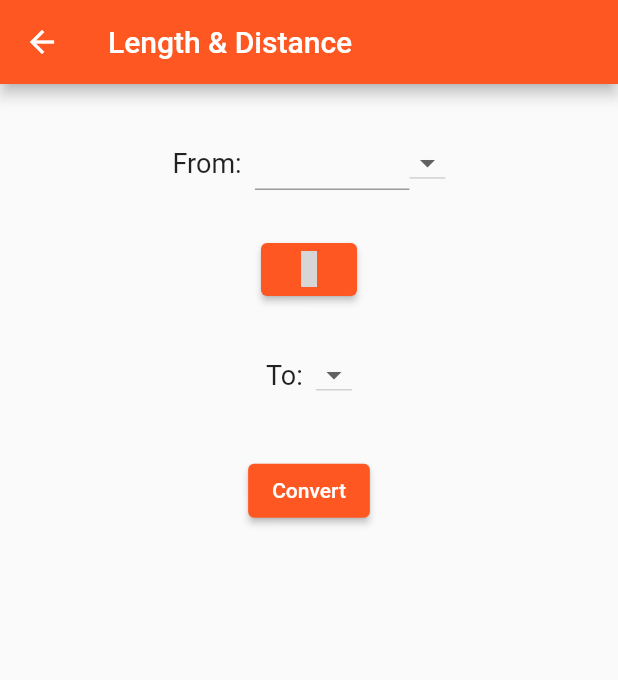
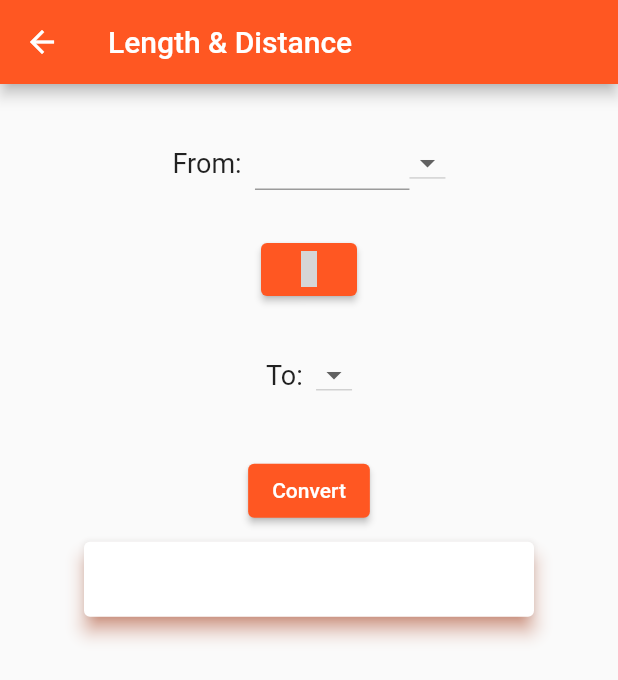
Before and after one commit to ebaustria/flutter_unit_converter, a Flutter app: the LengthScreen screen opened directly, on a phone screen of 412 x 824 dp. Shown: the top 680 px of the screen. Run offline on Flutter 3.47's test engine with Material 2 defaults, Android fonts, the phone set to English and light mode, and no system bars; our stand-ins replace material_design_icons_flutter; missing offline and left inert: units_converter; grey boxes are pictures that could not be loaded.

Commit message:
Add result card

```diff
--- a/lib/Screens/lengthScreen.dart
+++ b/lib/Screens/lengthScreen.dart
@@ -1,4 +1,5 @@
 import 'package:flutter/material.dart';
+import 'package:flutter_unit_converter/Widgets/resultCard.dart';
 import 'package:units_converter/models/unit.dart';
 import 'package:units_converter/properties/length.dart';
 
@@ -138,7 +139,7 @@ class _LengthScreenState extends State<LengthScreen> {
             onTextChanged: handleAmountChange,
           ),
           ElevatedButton(onPressed: handleConversion, child: Text("Convert")),
-          Text(conversionResult, style: TextStyle(fontSize: 32)),
+          ResultCard(conversionResult: conversionResult),
         ],
       ),
     );
--- a/lib/Screens/massScreen.dart
+++ b/lib/Screens/massScreen.dart
@@ -1,4 +1,5 @@
 import 'package:flutter/material.dart';
+import 'package:flutter_unit_converter/Widgets/resultCard.dart';
 import 'package:units_converter/models/unit.dart';
 import 'package:units_converter/properties/mass.dart';
 
@@ -126,7 +127,7 @@ class _MassScreenState extends State<MassScreen> {
             onTextChanged: handleAmountChange,
           ),
           ElevatedButton(onPressed: handleConversion, child: Text("Convert")),
-          Text(conversionResult, style: TextStyle(fontSize: 32)),
+          ResultCard(conversionResult: conversionResult),
         ],
       ),
     );
--- a/lib/Screens/shoeSizeScreen.dart
+++ b/lib/Screens/shoeSizeScreen.dart
@@ -1,4 +1,5 @@
 import 'package:flutter/material.dart';
+import 'package:flutter_unit_converter/Widgets/resultCard.dart';
 import 'package:units_converter/models/unit.dart';
 import 'package:units_converter/properties/shoe_size.dart';
 
@@ -131,7 +132,7 @@ class _ShoeSizeScreenState extends State<ShoeSizeScreen> {
               onTextChanged: handleAmountChange,
             ),
             ElevatedButton(onPressed: handleConversion, child: Text("Convert")),
-            Text(conversionResult, style: TextStyle(fontSize: 32)),
+            ResultCard(conversionResult: conversionResult),
           ]
       ),
     );
--- a/lib/Screens/temperatureScreen.dart
+++ b/lib/Screens/temperatureScreen.dart
@@ -1,4 +1,5 @@
 import 'package:flutter/material.dart';
+import 'package:flutter_unit_converter/Widgets/resultCard.dart';
 import 'package:units_converter/models/unit.dart';
 import 'package:units_converter/properties/temperature.dart';
 
@@ -86,7 +87,7 @@ class _TemperatureScreenState extends State<TemperatureScreen> {
             onTextChanged: handleAmountChange,
           ),
           ElevatedButton(onPressed: handleConversion, child: Text("Convert")),
-          Text(conversionResult, style: TextStyle(fontSize: 32)),
+          ResultCard(conversionResult: conversionResult),
         ]
       ),
     );
--- /dev/null
+++ b/lib/Widgets/resultCard.dart
@@ -0,0 +1,26 @@
+import 'package:flutter/cupertino.dart';
+import 'package:flutter/material.dart';
+
+class ResultCard extends StatelessWidget {
+  ResultCard({Key? key, required this.conversionResult}) : super(key: key);
+
+  final String conversionResult;
+
+  @override
+  Widget build(BuildContext context) {
+    return Card(
+      shadowColor: Theme.of(context).colorScheme.primary,
+      elevation: 5.0,
+      margin: EdgeInsets.all(10.0),
+      child: SizedBox(
+        width: 300,
+        height: 50,
+        child: Center(
+          child: Text(conversionResult, style: TextStyle(fontSize: 32)),
+        ),
+      ),
+    );
+  }
+
+
+}
```
Also changed, not shown: lib/Screens/volumeScreen.dart (+10 -7 lines).
